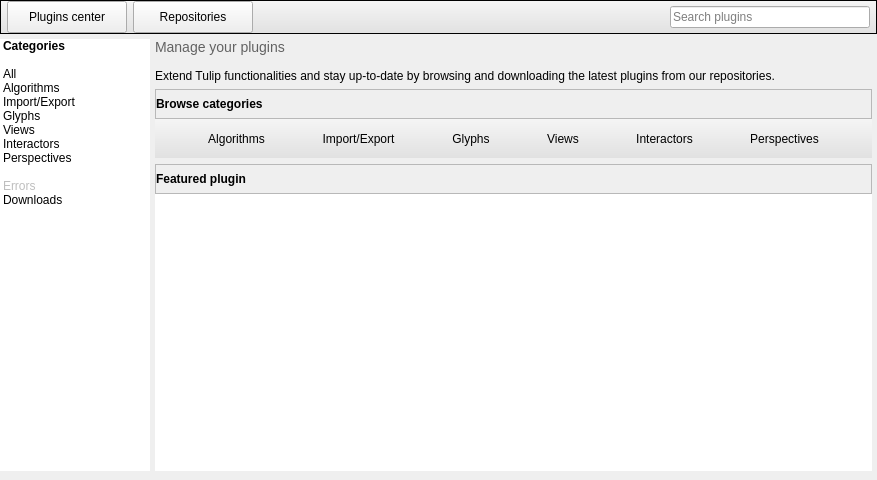
vadivelselvaraj/TulipGLImprovement, file software/tulip/designer/PluginsCenter.ui: the form before one commit.
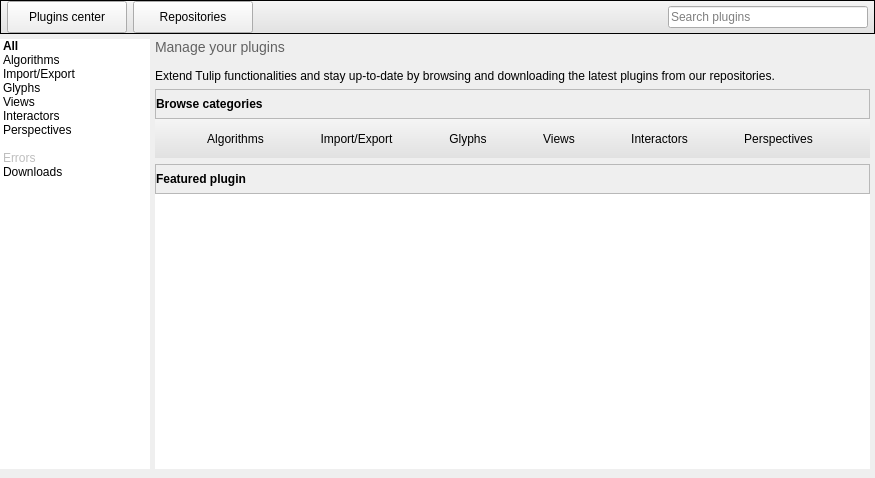
The form after the commit. Icons and pictures are not drawn. Custom widgets are drawn as their Qt base class.

Commit message: Store plugin center result list into cache

Patch:
```diff
--- a/software/tulip/designer/PluginsCenter.ui
+++ b/software/tulip/designer/PluginsCenter.ui
@@ -6,8 +6,8 @@
    <rect>
     <x>0</x>
     <y>0</y>
-    <width>877</width>
-    <height>480</height>
+    <width>875</width>
+    <height>478</height>
    </rect>
   </property>
   <property name="windowTitle">
@@ -212,7 +212,7 @@
          </property>
          <item>
           <property name="text">
-           <string>Categories</string>
+           <string>All</string>
           </property>
           <property name="font">
            <font>
@@ -220,22 +220,6 @@
             <bold>true</bold>
            </font>
           </property>
-          <property name="flags">
-           <set>ItemIsEnabled</set>
-          </property>
-         </item>
-         <item>
-          <property name="text">
-           <string/>
-          </property>
-          <property name="flags">
-           <set>NoItemFlags</set>
-          </property>
-         </item>
-         <item>
-          <property name="text">
-           <string>All</string>
-          </property>
           <property name="icon">
            <iconset>
             <normaloff>:/tulip/gui/icons/logo32x32.png</normaloff>:/tulip/gui/icons/logo32x32.png</iconset>
@@ -673,8 +657,8 @@
                <rect>
                 <x>0</x>
                 <y>0</y>
-                <width>711</width>
-                <height>192</height>
+                <width>709</width>
+                <height>190</height>
                </rect>
               </property>
               <property name="styleSheet">
```
Left out of the diff: 4 changed lines with no effect on the pictures. The commit also changes 4 other files.
